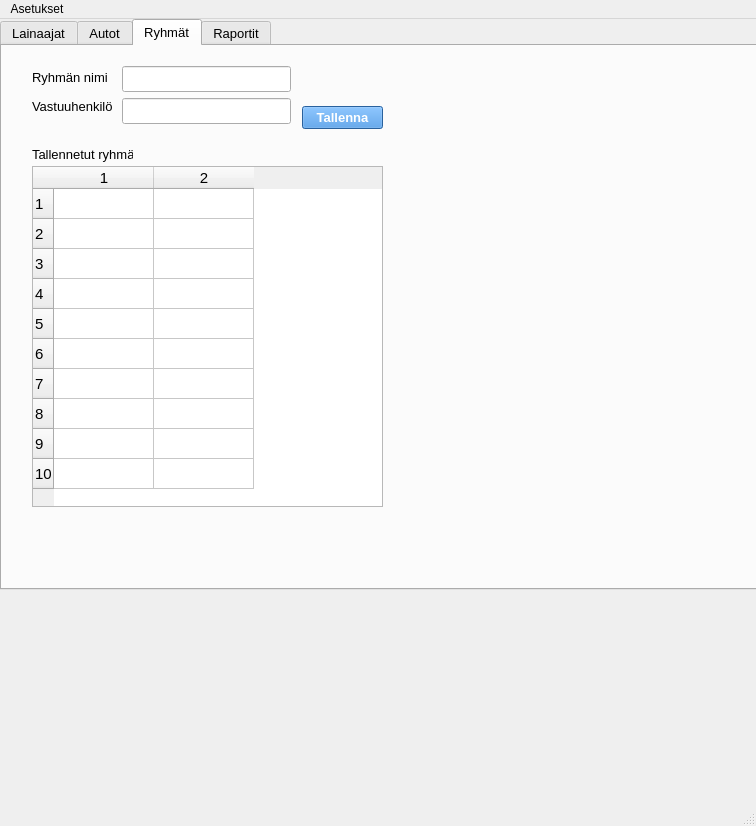
Above: administrative.ui from Sadiqa-Khawari/Autolainaus before the change. Below: the same form after it.
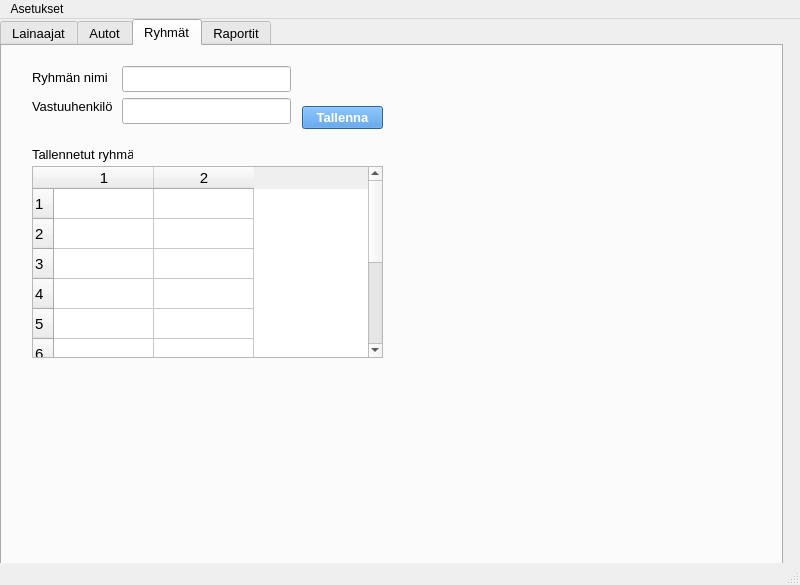
That is the form after the change. The open tabs and pages were chosen to show the change. Icons and pictures are not drawn.

Commit message: Kommenttien muutokset

```diff
--- a/administrative.ui
+++ b/administrative.ui
@@ -6,8 +6,8 @@
    <rect>
     <x>0</x>
     <y>0</y>
-    <width>756</width>
-    <height>826</height>
+    <width>800</width>
+    <height>585</height>
    </rect>
   </property>
   <property name="windowTitle">
@@ -23,7 +23,7 @@
       <x>0</x>
       <y>0</y>
       <width>783</width>
-      <height>571</height>
+      <height>551</height>
      </rect>
     </property>
     <property name="font">
@@ -536,7 +536,7 @@
         <x>30</x>
         <y>120</y>
         <width>351</width>
-        <height>341</height>
+        <height>192</height>
        </rect>
       </property>
       <property name="font">
@@ -863,7 +863,7 @@
     <rect>
      <x>0</x>
      <y>0</y>
-     <width>756</width>
+     <width>800</width>
      <height>33</height>
     </rect>
    </property>
```
Left out of the diff: 6 changed lines with no effect on the pictures. The commit also changes 2 other files.
